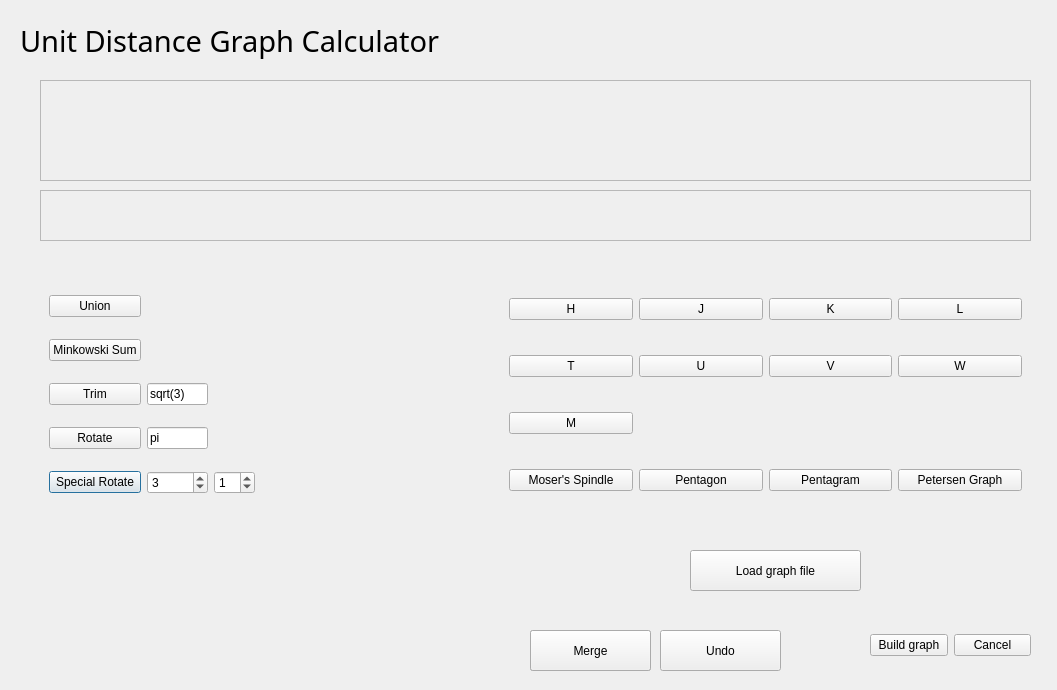
The window that GUI/calculator.ui (sergioBarril/UDGraphs) describes before a commit, drawn with Qt 5.
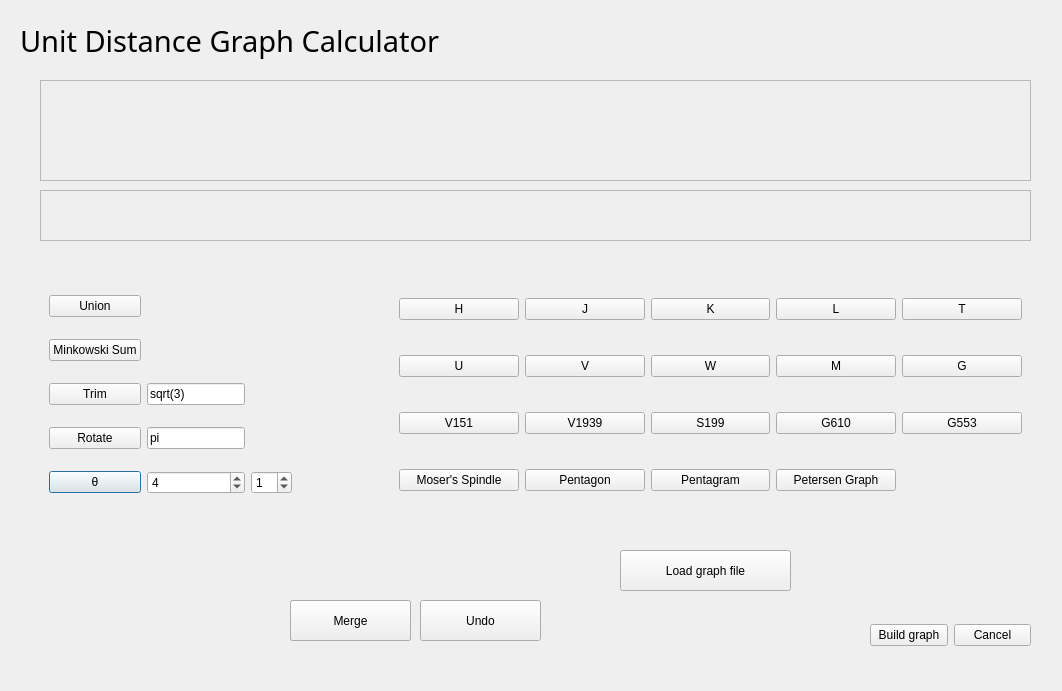
The same window after the commit.

Commit message: Added new buttons. Added error alerts.

What changed in the file:
```diff
--- a/GUI/calculator.ui
+++ b/GUI/calculator.ui
@@ -6,8 +6,8 @@
    <rect>
     <x>0</x>
     <y>0</y>
-    <width>1057</width>
-    <height>690</height>
+    <width>1062</width>
+    <height>691</height>
    </rect>
   </property>
   <property name="windowTitle">
@@ -53,15 +53,18 @@
     <rect>
      <x>40</x>
      <y>270</y>
-     <width>224</width>
+     <width>261</width>
      <height>251</height>
     </rect>
    </property>
    <layout class="QGridLayout" name="gridLayout">
     <item row="4" column="1">
      <widget class="QSpinBox" name="rotate_i">
+      <property name="minimum">
+       <number>1</number>
+      </property>
       <property name="value">
-       <number>3</number>
+       <number>4</number>
       </property>
      </widget>
     </item>
@@ -89,7 +92,7 @@
     <item row="4" column="0">
      <widget class="QPushButton" name="btn_rotate_sp">
       <property name="text">
-       <string>Special Rotate</string>
+       <string>θ</string>
       </property>
      </widget>
     </item>
@@ -141,8 +144,8 @@
   <widget class="QPushButton" name="btn_undo">
    <property name="geometry">
     <rect>
-     <x>660</x>
-     <y>630</y>
+     <x>420</x>
+     <y>600</y>
      <width>121</width>
      <height>41</height>
     </rect>
@@ -154,9 +157,9 @@
   <widget class="QFrame" name="graphs">
    <property name="geometry">
     <rect>
-     <x>500</x>
+     <x>390</x>
      <y>260</y>
-     <width>531</width>
+     <width>641</width>
      <height>271</height>
     </rect>
    </property>
@@ -164,24 +167,44 @@
     <enum>QFrame::NoFrame</enum>
    </property>
    <layout class="QGridLayout" name="gridLayout_2">
-    <item row="1" column="1">
-     <widget class="QPushButton" name="btn_U">
+    <item row="3" column="0">
+     <widget class="QPushButton" name="btn_V151">
+      <property name="font">
+       <font>
+        <weight>50</weight>
+        <bold>false</bold>
+       </font>
+      </property>
       <property name="text">
-       <string>U</string>
+       <string>V151</string>
       </property>
      </widget>
     </item>
-    <item row="1" column="2">
-     <widget class="QPushButton" name="btn_V">
+    <item row="3" column="1">
+     <widget class="QPushButton" name="btn_V1939">
       <property name="text">
-       <string>V</string>
+       <string>V1939</string>
       </property>
      </widget>
     </item>
-    <item row="1" column="3">
-     <widget class="QPushButton" name="btn_W">
+    <item row="3" column="2">
+     <widget class="QPushButton" name="btn_S199">
       <property name="text">
-       <string>W</string>
+       <string>S199</string>
+      </property>
+     </widget>
+    </item>
+    <item row="3" column="3">
+     <widget class="QPushButton" name="btn_G610">
+      <property name="text">
+       <string>G610</string>
+      </property>
+     </widget>
+    </item>
+    <item row="4" column="1">
+     <widget class="QPushButton" name="btn_pentagon">
+      <property name="text">
+       <string>Pentagon</string>
       </property>
      </widget>
     </item>
@@ -192,6 +215,20 @@
       </property>
      </widget>
     </item>
+    <item row="4" column="2">
+     <widget class="QPushButton" name="btn_pentagram">
+      <property name="text">
+       <string>Pentagram</string>
+      </property>
+     </widget>
+    </item>
+    <item row="4" column="3">
+     <widget class="QPushButton" name="btn_petersen">
+      <property name="text">
+       <string>Petersen Graph</string>
+      </property>
+     </widget>
+    </item>
     <item row="0" column="0">
      <widget class="QPushButton" name="btn_H">
       <property name="text">
@@ -199,6 +236,20 @@
       </property>
      </widget>
     </item>
+    <item row="4" column="0">
+     <widget class="QPushButton" name="btn_moser">
+      <property name="text">
+       <string>Moser's Spindle</string>
+      </property>
+     </widget>
+    </item>
+    <item row="0" column="2">
+     <widget class="QPushButton" name="btn_K">
+      <property name="text">
+       <string>K</string>
+      </property>
+     </widget>
+    </item>
     <item row="0" column="3">
      <widget class="QPushButton" name="btn_L">
       <property name="text">
@@ -206,52 +257,52 @@
       </property>
      </widget>
     </item>
-    <item row="1" column="0">
+    <item row="3" column="4">
+     <widget class="QPushButton" name="btn_G553">
+      <property name="text">
+       <string>G553</string>
+      </property>
+     </widget>
+    </item>
+    <item row="0" column="4">
      <widget class="QPushButton" name="btn_T">
       <property name="text">
        <string>T</string>
       </property>
      </widget>
     </item>
-    <item row="0" column="2">
-     <widget class="QPushButton" name="btn_K">
+    <item row="1" column="0">
+     <widget class="QPushButton" name="btn_U">
       <property name="text">
-       <string>K</string>
+       <string>U</string>
       </property>
      </widget>
     </item>
-    <item row="2" column="0">
+    <item row="1" column="1">
+     <widget class="QPushButton" name="btn_V">
+      <property name="text">
+       <string>V</string>
+      </property>
+     </widget>
+    </item>
+    <item row="1" column="2">
+     <widget class="QPushButton" name="btn_W">
+      <property name="text">
+       <string>W</string>
+      </property>
+     </widget>
+    </item>
+    <item row="1" column="3">
      <widget class="QPushButton" name="btn_M">
       <property name="text">
        <string>M</string>
       </property>
      </widget>
     </item>
-    <item row="3" column="0">
-     <widget class="QPushButton" name="btn_moser">
+    <item row="1" column="4">
+     <widget class="QPushButton" name="btn_G">
       <property name="text">
-       <string>Moser's Spindle</string>
-      </property>
-     </widget>
-    </item>
-    <item row="3" column="1">
-     <widget class="QPushButton" name="btn_pentagon">
-      <property name="text">
-       <string>Pentagon</string>
-      </property>
-     </widget>
-    </item>
-    <item row="3" column="2">
-     <widget class="QPushButton" name="btn_pentagram">
-      <property name="text">
-       <string>Pentagram</string>
-      </property>
-     </widget>
-    </item>
-    <item row="3" column="3">
-     <widget class="QPushButton" name="btn_petersen">
-      <property name="text">
-       <string>Petersen Graph</string>
+       <string>G</string>
       </property>
      </widget>
     </item>
@@ -261,7 +312,7 @@
    <property name="geometry">
     <rect>
      <x>870</x>
-     <y>620</y>
+     <y>610</y>
      <width>161</width>
      <height>51</height>
     </rect>
@@ -302,8 +353,8 @@
   <widget class="QPushButton" name="btn_mem">
    <property name="geometry">
     <rect>
-     <x>530</x>
-     <y>630</y>
+     <x>290</x>
+     <y>600</y>
      <width>121</width>
      <height>41</height>
     </rect>
@@ -315,7 +366,7 @@
   <widget class="QPushButton" name="btn_load">
    <property name="geometry">
     <rect>
-     <x>690</x>
+     <x>620</x>
      <y>550</y>
      <width>171</width>
      <height>41</height>
@@ -328,8 +379,8 @@
   <widget class="QPushButton" name="btn_merge">
    <property name="geometry">
     <rect>
-     <x>530</x>
-     <y>630</y>
+     <x>290</x>
+     <y>600</y>
      <width>121</width>
      <height>41</height>
     </rect>
```
The commit also changes 7 other files.
